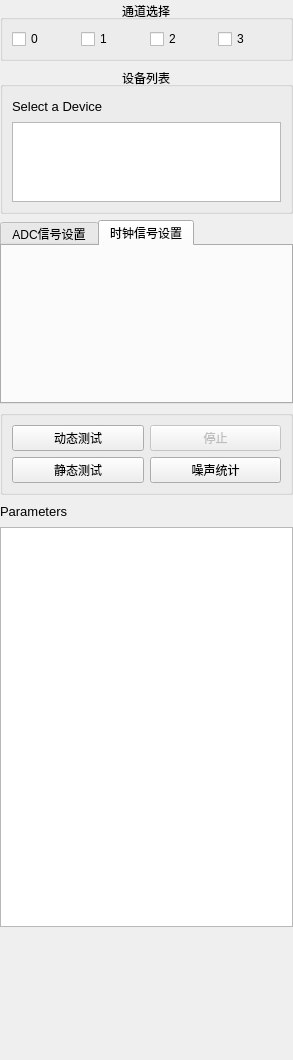
Old version of the form soft/zebra-scope-4x/ControlPanel.ui in the repository Quenii/ADCEVM.
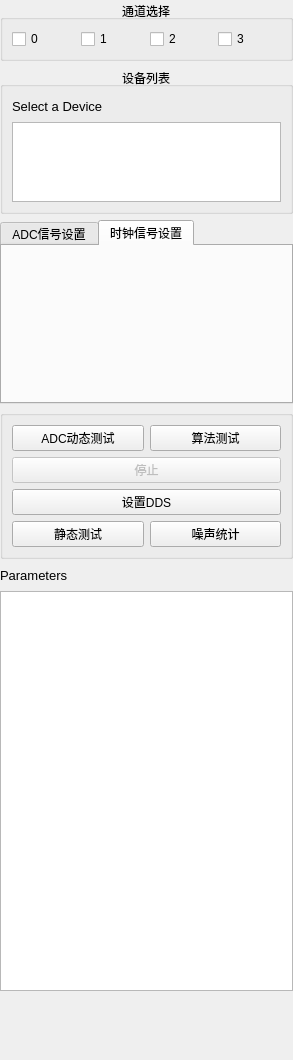
New version of the form. The open tabs and pages were chosen to show the change. Custom widgets are drawn as their Qt base class.

```diff
--- a/soft/zebra-scope-4x/ControlPanel.ui
+++ b/soft/zebra-scope-4x/ControlPanel.ui
@@ -240,23 +240,49 @@
             </sizepolicy>
            </property>
            <property name="text">
-            <string>动态测试</string>
+            <string>ADC动态测试</string>
            </property>
           </widget>
          </item>
          <item>
-          <widget class="QPushButton" name="pushButtonStopDynamicTest">
-           <property name="enabled">
-            <bool>false</bool>
+          <widget class="QPushButton" name="pushButtonStartAlgTest">
+           <property name="sizePolicy">
+            <sizepolicy hsizetype="Preferred" vsizetype="Fixed">
+             <horstretch>0</horstretch>
+             <verstretch>0</verstretch>
+            </sizepolicy>
            </property>
            <property name="text">
-            <string>停止</string>
+            <string>算法测试</string>
            </property>
           </widget>
          </item>
         </layout>
        </widget>
       </item>
+      <item>
+       <widget class="QPushButton" name="pushButtonStopDynamicTest">
+        <property name="enabled">
+         <bool>false</bool>
+        </property>
+        <property name="text">
+         <string>停止</string>
+        </property>
+       </widget>
+      </item>
+      <item>
+       <widget class="QPushButton" name="pushButtonSetDDS">
+        <property name="sizePolicy">
+         <sizepolicy hsizetype="Preferred" vsizetype="Fixed">
+          <horstretch>0</horstretch>
+          <verstretch>0</verstretch>
+         </sizepolicy>
+        </property>
+        <property name="text">
+         <string>设置DDS</string>
+        </property>
+       </widget>
+      </item>
       <item>
        <widget class="QWidget" name="staticTestButtons" native="true">
         <layout class="QHBoxLayout" name="horizontalLayout_4">
```
Left out of the diff: 16 changed lines with no effect on the pictures.
